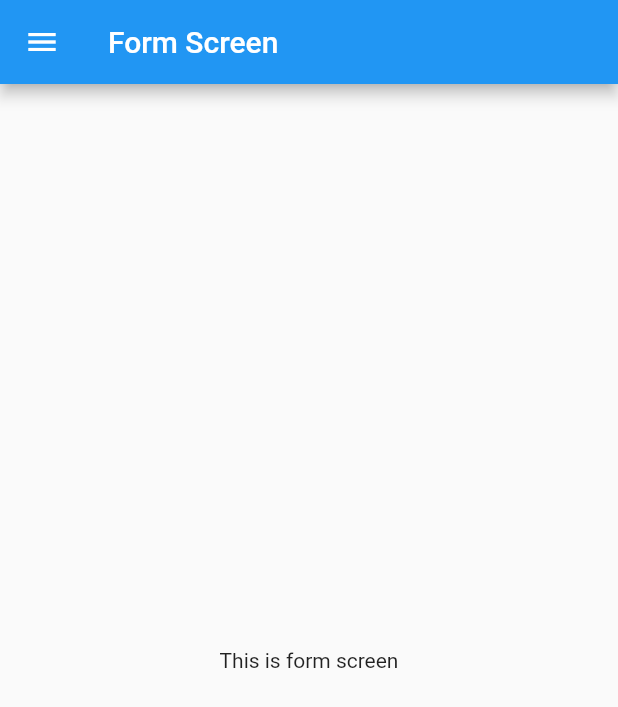
After one commit to Mickuppom/flutter_application_1, a Flutter app: the screen it shows after launch, after a tap on "Form", on a phone screen of 412 x 824 dp. The commit adds this screen. Shown: the top 707 px of the screen. Run offline on Flutter 3.47's test engine with Material 2 defaults, Android fonts, the phone set to English and light mode, and no system bars.

Commit message:
ADD FORMSCREEN

```diff
--- /dev/null
+++ b/lib/screen/form_screen.dart
@@ -0,0 +1,28 @@
+import 'package:flutter/material.dart';
+import 'package:flutter_application_1/screen/list_view_screen.dart';
+
+class FormScreen extends StatefulWidget {
+  FormScreen({Key key}) : super(key: key);
+
+  @override
+  _FormScreenState createState() => _FormScreenState();
+}
+
+class _FormScreenState extends State<FormScreen> {
+  @override
+  Widget build(BuildContext context) {
+    return Container(
+      child: Scaffold(
+        drawer: Drawer(),
+        appBar: AppBar(
+          title: Text(
+            "Form Screen",
+          ),
+        ),
+        body: Center(
+          child: Text("This is form screen"),
+        ),
+      ),
+    );
+  }
+}
--- a/lib/screen/home_screen.dart
+++ b/lib/screen/home_screen.dart
@@ -1,4 +1,5 @@
 import 'package:flutter/material.dart';
+import 'package:flutter_application_1/screen/form_screen.dart';
 import 'package:flutter_application_1/screen/list_view_screen.dart';
 
 class HomeScreen extends StatefulWidget {
@@ -51,11 +52,18 @@ class _HomeScreenState extends State<HomeScreen> {
                     ),
                   );
                 },
-                child: Text("Hit Here"),
+                child: Text("List View"),
               ),
               TextButton(
-                onPressed: () {},
-                child: Text("Hit Again"),
+                onPressed: () {
+                  Navigator.push(
+                    context,
+                    MaterialPageRoute(
+                      builder: (context) => FormScreen(),
+                    ),
+                  );
+                },
+                child: Text("Form"),
               ),
             ],
           ),
```
